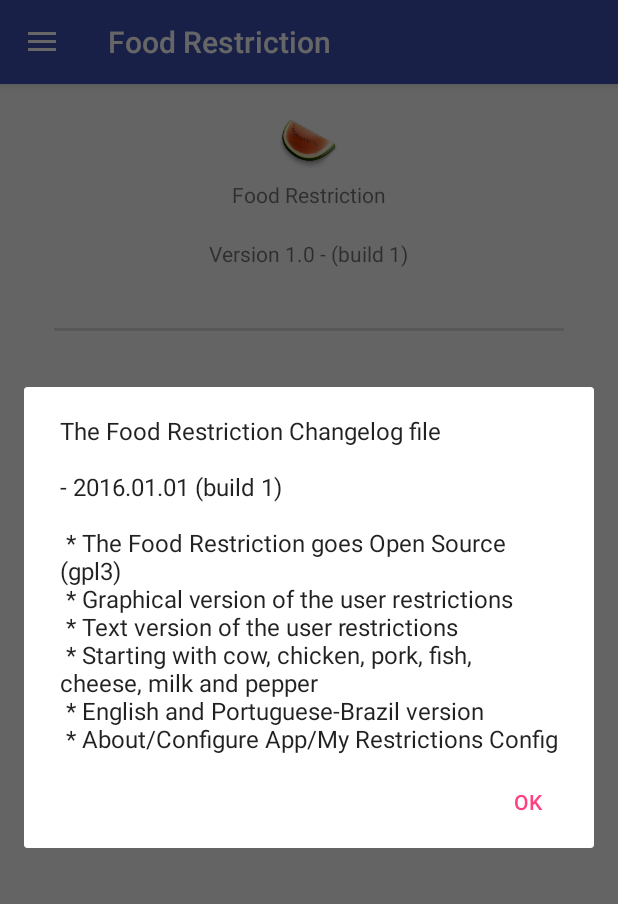
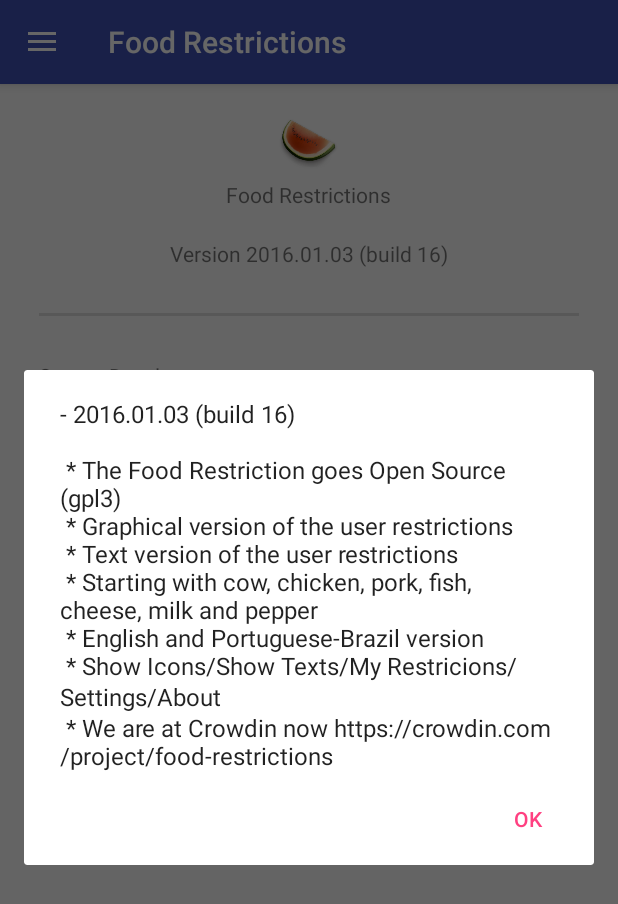
Before and after one commit to trmendes/FoodRestrictions, an Android app: the fragment AboutUs placed in its activity, after a tap on "CHANGELOG", on a phone screen of 412 x 824 dp. Shown: the top 904 px of the screen. Run offline under Robolectric (Android 15) with nearby library versions, the light colour scheme and no system bars.

Commit message:
New version of this app.
Fixing texts
Fixing documents

```diff
--- a/app/src/main/AndroidManifest.xml
+++ b/app/src/main/AndroidManifest.xml
@@ -4,7 +4,7 @@
 
     <application
         android:allowBackup="true"
-        android:icon="@mipmap/ic_launcher"
+        android:icon="@drawable/ic_launcher"
         android:label="@string/app_name"
         android:supportsRtl="true"
         android:theme="@style/AppTheme">
@@ -19,9 +19,6 @@
             </intent-filter>
         </activity>
 
-        <meta-data
-            android:name="com.google.android.gms.version"
-            android:value="@integer/google_play_services_version" />
     </application>
 
 </manifest>
--- a/app/src/main/java/br/com/mochiladepano/foodrestriction/AboutUs.java
+++ b/app/src/main/java/br/com/mochiladepano/foodrestriction/AboutUs.java
@@ -20,6 +20,8 @@
 package br.com.mochiladepano.foodrestriction;
 
 import android.content.DialogInterface;
+import android.content.Intent;
+import android.net.Uri;
 import android.os.Bundle;
 import android.support.v4.app.Fragment;
 import android.support.v7.app.AlertDialog;
@@ -44,13 +46,15 @@ public class AboutUs extends Fragment implements View.OnClickListener {
 
         TextView appVersion = (TextView) v.findViewById(R.id.tvVersion);
         Button btChangelog = (Button) v.findViewById(R.id.about_us_bt_changelog);
+        Button btTranslate = (Button) v.findViewById(R.id.about_us_bt_translate);
 
         btChangelog.setOnClickListener(this);
+        btTranslate.setOnClickListener(this);
 
         int versionCode = BuildConfig.VERSION_CODE;
         String versionName = BuildConfig.VERSION_NAME;
 
-        appVersion.setText(getResources().getString(R.string.app_version) + " " + versionName + " - (build " + versionCode + ")");
+        appVersion.setText(getResources().getString(R.string.app_version) + " " + versionName + " (build " + versionCode + ")");
 
         return v;
 
@@ -60,6 +64,13 @@ public class AboutUs extends Fragment implements View.OnClickListener {
     public void onClick(View view) {
 
         switch (view.getId()) {
+            case R.id.about_us_bt_translate:
+                Intent intent = new Intent(Intent.ACTION_VIEW,
+                        Uri.parse("https://crowdin.com/project/food-restrictions"));
+                startActivity(intent);
+
+                break;
+
             case R.id.about_us_bt_changelog:
                 try {
                     InputStream changelogIS = view.getResources().getAssets().open("changelog.txt");
--- a/app/src/main/java/br/com/mochiladepano/foodrestriction/FoodIconGrid.java
+++ b/app/src/main/java/br/com/mochiladepano/foodrestriction/FoodIconGrid.java
@@ -58,11 +58,11 @@ public class FoodIconGrid extends Fragment {
 
                     switch (foodIconItem.getRestrictionType()) {
                         case FoodIconList.FOOD_RESTRICTION_TYPE_ALLERGIC:
-                            Snackbar.make(v, getResources().getString(R.string.message_allergic_to) + " " + getResources().getString(foodIconItem.getNameId()), Snackbar.LENGTH_LONG)
+                            Snackbar.make(v, getResources().getString(R.string.allergic_to) + " " + getResources().getString(foodIconItem.getNameId()), Snackbar.LENGTH_LONG)
                                     .setAction("Action", null).show();
                             break;
                         case FoodIconList.FOOD_RESTRICTION_TYPE_DONT_EAT:
-                            Snackbar.make(v, getResources().getString(R.string.message_dont_eat) + " " + getResources().getString(foodIconItem.getNameId()), Snackbar.LENGTH_LONG)
+                            Snackbar.make(v, getResources().getString(R.string.dont_eat) + " " + getResources().getString(foodIconItem.getNameId()), Snackbar.LENGTH_LONG)
                                     .setAction("Action", null).show();
                             break;
                     }
--- a/app/src/main/java/br/com/mochiladepano/foodrestriction/FoodMessages.java
+++ b/app/src/main/java/br/com/mochiladepano/foodrestriction/FoodMessages.java
@@ -132,6 +132,8 @@ public class FoodMessages extends Fragment implements AdapterView.OnItemSelected
 
         for (final FoodIconItem iconItem : restrictList) {
             final String foodName = getResources().getString(iconItem.getNameId());
+            final String allergic_text = getResources().getString(R.string.allergic_to) + " " + foodName;
+            final String dont_eat_text = getResources().getString(R.string.dont_eat) + " " + foodName;
 
             TextView tv = new TextView(v.getContext());
             tv.setTextSize(TypedValue.COMPLEX_UNIT_SP, 18);
@@ -143,11 +145,11 @@ public class FoodMessages extends Fragment implements AdapterView.OnItemSelected
                 public void onClick(View v) {
                     switch (iconItem.getRestrictionType()) {
                         case FoodIconList.FOOD_RESTRICTION_TYPE_ALLERGIC:
-                            Snackbar.make(v, getResources().getString(R.string.message_allergic_to) + " " + foodName, Snackbar.LENGTH_LONG)
+                            Snackbar.make(v, allergic_text, Snackbar.LENGTH_LONG)
                                     .setAction("Action", null).show();
                             break;
                         case FoodIconList.FOOD_RESTRICTION_TYPE_DONT_EAT:
-                            Snackbar.make(v, getResources().getString(R.string.message_dont_eat) + " " + foodName, Snackbar.LENGTH_LONG)
+                            Snackbar.make(v, dont_eat_text, Snackbar.LENGTH_LONG)
                                     .setAction("Action", null).show();
                             break;
                     }
--- a/app/src/main/res/layout/activity_about_us.xml
+++ b/app/src/main/res/layout/activity_about_us.xml
@@ -31,7 +31,7 @@
         android:layout_width="match_parent"
         android:layout_height="2dp"
         android:background="?android:attr/listDivider"
-        android:layout_margin="20dp" />
+        android:layout_margin="10dp" />
 
     <TextView
         android:layout_width="wrap_content"
@@ -40,7 +40,7 @@
         android:textAppearance="?android:attr/textAppearanceSmall"
         android:text="@string/about_us_developers_title"
         android:id="@+id/tvDevelopersTitle"
-        android:layout_marginTop="20dp" />
+        android:layout_marginTop="10dp" />
 
     <TextView
         android:layout_width="wrap_content"
@@ -70,8 +70,16 @@
         android:layout_width="fill_parent"
         android:layout_height="wrap_content"
         android:padding="20dp"
+        android:text="@string/about_us_translate"
+        android:id="@+id/about_us_bt_translate"
+        android:layout_margin="5dp" />
+
+    <Button
+        android:layout_width="fill_parent"
+        android:layout_height="wrap_content"
+        android:padding="20dp"
         android:text="@string/about_us_bt_changelog"
         android:id="@+id/about_us_bt_changelog"
-        android:layout_margin="20dp" />
+        android:layout_margin="5dp" />
 
 </LinearLayout>
--- a/app/src/main/res/values/strings.xml
+++ b/app/src/main/res/values/strings.xml
@@ -1,5 +1,5 @@
 <resources>
-    <string name="app_name" translatable="false">Food Restriction</string>
+    <string name="app_name" translatable="false">Food Restrictions</string>
     <string name="about_us_developers_text" translatable="false">* Thiago Ribeiro Mendes</string>
     <string name="about_us_icons_text" translatable="false">* Marcelo Torres\n *Google Team (https://design.google.com/icons/)</string>
     <string name="about_us_bt_changelog" translatable="false">Changelog</string>
@@ -17,8 +17,7 @@
     <string name="nav_donations">What about a coffee?</string>
     <string name="nav_icon_mode">Show Icons</string>
     <string name="nav_text_mode">Show Texts</string>
-    <string name="nav_help_us">Help Us :D</string>
-    <string name="nav_about_us">About Us \\o/</string>
+    <string name="nav_about_us">About</string>
 
     <string name="food_msg_not_allergic">I\'m not allergic to any type of food</string>
     <string name="food_msg_not_picker">I\'m not picker with the food</string>
@@ -50,4 +49,6 @@
     <string name="serious_mode_on_msg">No!! Come on!! Seriously? Why take life so serious? But OK. Let\'s turn this serious mode on :D</string>
     <string name="serious_mode_off_msg">Awesome :D. Life is too good. Let\'s have some fun :D</string>
 
+    <string name="about_us_translate">Help us to translate it</string>
+
 </resources>
```
Also changed, not shown: app/build.gradle (+5 -4 lines), app/src/main/java/br/com/mochiladepano/foodrestriction/AppConfig.java (+14 -0 lines), app/src/main/assets/changelog.txt, app/src/main/res/mipmap-hdpi/ic_launcher.png (deleted), app/src/main/res/mipmap-mdpi/ic_launcher.png (deleted), app/src/main/res/mipmap-xhdpi/ic_launcher.png (deleted), app/src/main/res/mipmap-xxhdpi/ic_launcher.png (deleted), app/src/main/res/mipmap-xxxhdpi/ic_launcher.png (deleted), 2 other files.
